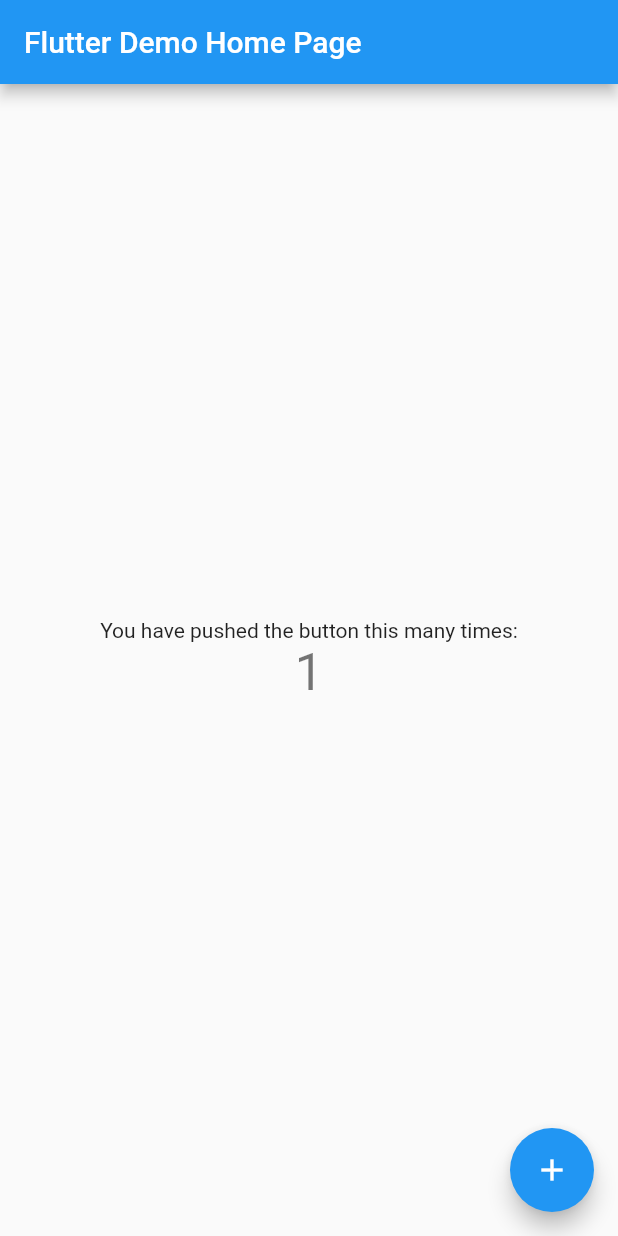
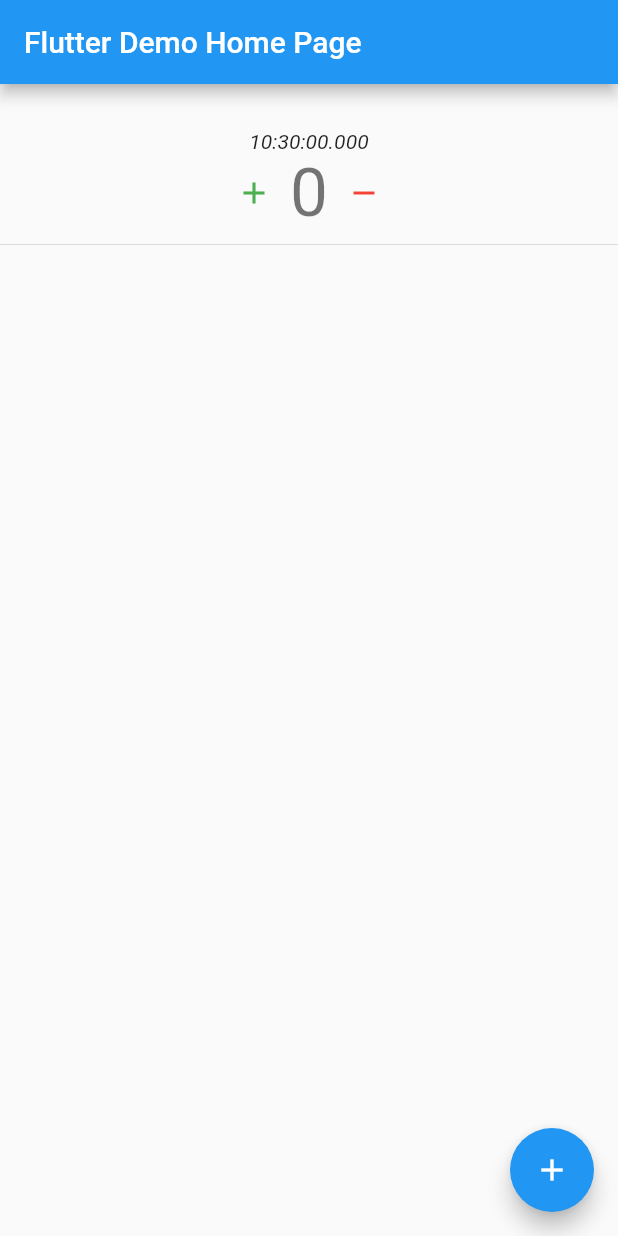
Before and after one commit to srlopez/miestados, a Flutter app: the screen it shows after launch, after a tap on the "add" icon, on a phone screen of 412 x 824 dp. Run offline on Flutter 3.47's test engine with Material 2 defaults, Android fonts, the phone set to English and light mode, and no system bars.

Commit message:
Multiples contadores y widget adhoc

```diff
--- a/lib/main.dart
+++ b/lib/main.dart
@@ -19,21 +19,24 @@ class MyApp extends StatelessWidget {
   }
 }
 
+//=========================================================
+// Home
+
 class MyHomePage extends StatefulWidget {
   MyHomePage({Key key, this.title}) : super(key: key);
   final String title;
-
   @override
   _MyHomePageState createState() => _MyHomePageState();
 }
 
 class _MyHomePageState extends State<MyHomePage> {
-  int _counter = 0;
+  // State
+  var _list = <Data>[];
 
-  void _incrementCounter() {
-    setState(() {
-      _counter++;
-    });
+  void _addItem() {
+    // calculamos un nombre aleatorio
+    _list.add(Data(DateTime.now().toString().split(" ")[1], 0));
+    setState(() {});
   }
 
   @override
@@ -44,23 +47,69 @@ class _MyHomePageState extends State<MyHomePage> {
       ),
       body: Center(
         child: Column(
-          mainAxisAlignment: MainAxisAlignment.center,
+          mainAxisAlignment: MainAxisAlignment.start,
           children: <Widget>[
-            Text(
-              'You have pushed the button this many times:',
-            ),
-            Text(
-              '$_counter',
-              style: Theme.of(context).textTheme.headline4,
-            ),
+            SizedBox(height: 30),
+            for (var item in _list) ...[DataWidget(item: item), Divider()],
+            //..._list.map((item) => Text(item.name)).toList(),
           ],
         ),
       ),
       floatingActionButton: FloatingActionButton(
-        onPressed: _incrementCounter,
+        onPressed: _addItem,
         tooltip: 'Increment',
         child: Icon(Icons.add),
       ), // This trailing comma makes auto-formatting nicer for build methods.
     );
   }
 }
+
+// ================================================================
+// Widget para presentar el modelo
+
+class DataWidget extends StatefulWidget {
+  DataWidget({Key key, this.item}) : super(key: key);
+  final Data item;
+
+  @override
+  _DataWidgetState createState() => _DataWidgetState();
+}
+
+class _DataWidgetState extends State<DataWidget> {
+  // Los eventos que modifican el estado
+  void _incrementCounter(int delta) {
+    widget.item.value += delta;
+    setState(() {});
+  }
+
+  @override
+  Widget build(BuildContext context) {
+    return Column(
+      children: [
+        Text(widget.item.name, style: TextStyle(fontStyle: FontStyle.italic)),
+        Row(mainAxisAlignment: MainAxisAlignment.center, children: [
+          IconButton(
+              onPressed: () => _incrementCounter(1),
+              icon: Icon(Icons.add),
+              color: Colors.green),
+          Text(
+            '${widget.item.value}',
+            style: Theme.of(context).textTheme.headline3,
+          ),
+          IconButton(
+              onPressed: () => _incrementCounter(-1),
+              icon: Icon(Icons.remove),
+              color: Colors.red),
+        ]),
+      ],
+    );
+  }
+}
+
+// ================================================================
+// El modelo
+class Data {
+  String name;
+  int value;
+  Data(this.name, this.value);
+}
```
Also changed, not shown: 1 other file.
